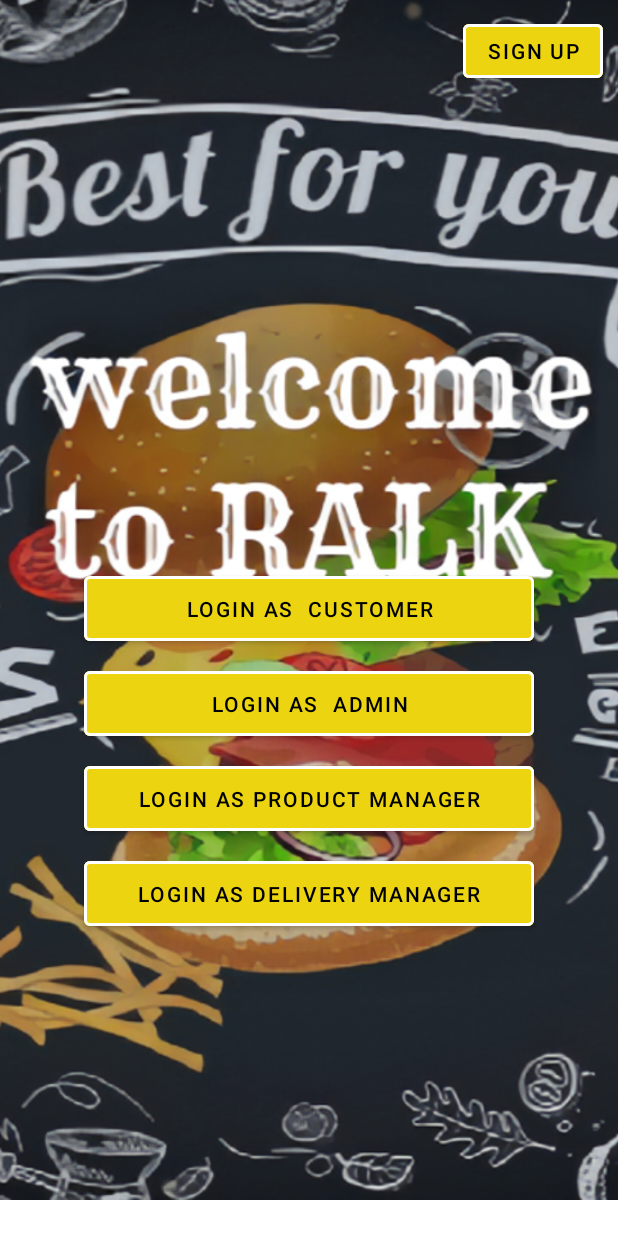
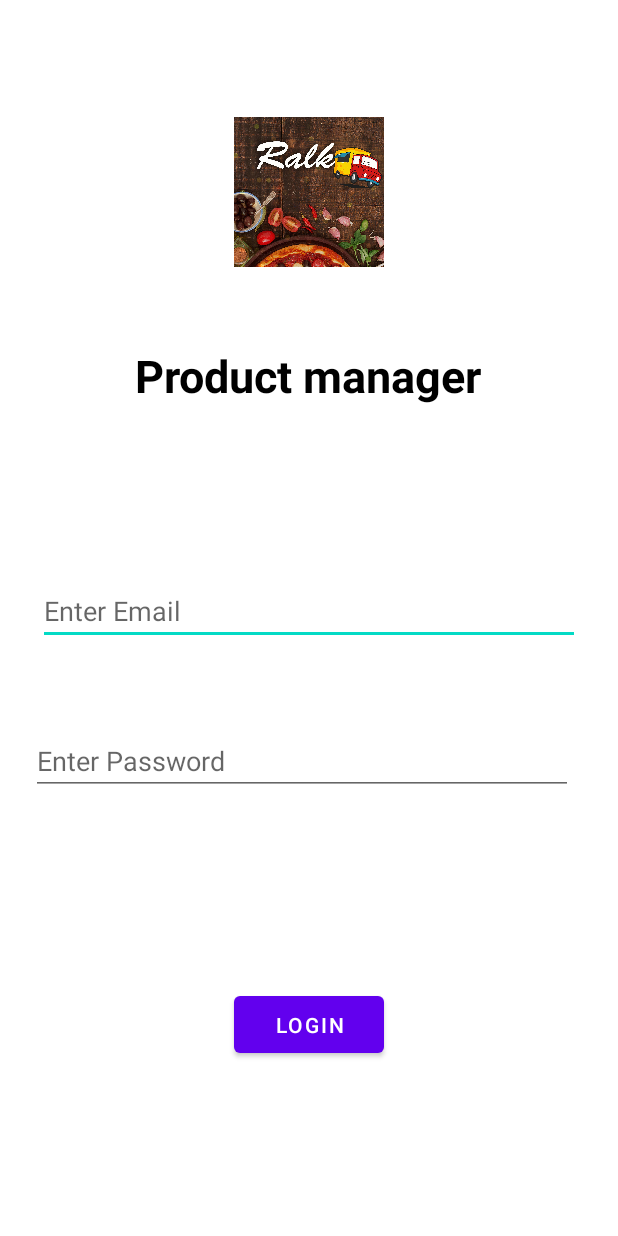
Before and after one commit to Lasitha64/RALK, an Android app: the screen it shows after launch (MainActivity before the commit, pm_second after it), after a tap on "LOGIN AS PRODUCT MANAGER", on a phone screen of 412 x 824 dp. Run offline under Robolectric (Android 15) with nearby library versions, the phone set to English and light mode, and no system bars.

Commit message:
pm3 is done

```diff
--- a/app/src/main/java/com/example/ralk/MainActivity.java
+++ b/app/src/main/java/com/example/ralk/MainActivity.java
@@ -39,18 +39,18 @@ public class MainActivity extends AppCompatActivity {
             }
         });
 
-        logpm.setOnClickListener(new View.OnClickListener() {
-            @Override
-            public void onClick(View v) {
-                startActivity(new Intent(MainActivity.this, activity_product_manager_main_page.class));
-            }
-        });
-
         signup.setOnClickListener(new View.OnClickListener() {
             @Override
             public void onClick(View v) {
                 startActivity(new Intent(MainActivity.this, activity_customer_signup.class));
             }
         });
+
+        logpm.setOnClickListener(new View.OnClickListener() {
+            @Override
+            public void onClick(View v) {
+                startActivity(new Intent(MainActivity.this, pm_second.class));
+            }
+        });
     }
 }
--- /dev/null
+++ b/app/src/main/java/com/example/ralk/pm_second.java
@@ -0,0 +1,28 @@
+package com.example.ralk;
+
+import android.content.Intent;
+import android.os.Bundle;
+import android.view.View;
+import android.widget.Button;
+
+import androidx.appcompat.app.AppCompatActivity;
+
+public class pm_second extends AppCompatActivity {
+
+    @Override
+    protected void onCreate(Bundle savedInstanceState) {
+        Button login;
+
+        super.onCreate(savedInstanceState);
+        setContentView(R.layout.activity_pm_second);
+
+        login = findViewById(R.id.button);
+
+        login.setOnClickListener(new View.OnClickListener() {
+            @Override
+            public void onClick(View v) {
+                startActivity(new Intent(pm_second.this, PmThree.class));
+            }
+        });
+    }
+}
--- a/app/src/main/res/drawable/add_new_image.xml
+++ /dev/null
@@ -1,4 +0,0 @@
-<?xml version="1.0" encoding="utf-8"?>
-<selector xmlns:android="http://schemas.android.com/apk/res/android">
-
-</selector>
--- /dev/null
+++ b/app/src/main/res/layout/activity_pm_second.xml
@@ -0,0 +1,83 @@
+<?xml version="1.0" encoding="utf-8"?>
+<androidx.constraintlayout.widget.ConstraintLayout xmlns:android="http://schemas.android.com/apk/res/android"
+xmlns:app="http://schemas.android.com/apk/res-auto"
+xmlns:tools="http://schemas.android.com/tools"
+android:layout_width="match_parent"
+android:layout_height="match_parent"
+tools:context=".pm_second">
+
+    <TextView
+        android:id="@+id/textView"
+        android:layout_width="300dp"
+        android:layout_height="100dp"
+        android:layout_marginStart="8dp"
+        android:layout_marginTop="80dp"
+        android:layout_marginEnd="8dp"
+        android:text="Product manager"
+        android:textAlignment="center"
+        android:textColor="@color/black"
+        android:textSize="30dp"
+        android:textStyle="bold"
+        app:layout_constraintBottom_toBottomOf="parent"
+        app:layout_constraintEnd_toEndOf="parent"
+        app:layout_constraintHorizontal_bias="0.494"
+        app:layout_constraintStart_toStartOf="parent"
+        app:layout_constraintTop_toTopOf="parent"
+        app:layout_constraintVertical_bias="0.233" />
+
+<EditText
+    android:id="@+id/editTextTextEmailAddress"
+    android:layout_width="361dp"
+    android:layout_height="40dp"
+    android:layout_marginStart="20dp"
+    android:layout_marginTop="60dp"
+    android:layout_marginEnd="20dp"
+    android:ems="10"
+    android:hint="Enter Email"
+    android:inputType="textEmailAddress"
+    app:layout_constraintEnd_toEndOf="parent"
+    app:layout_constraintStart_toStartOf="parent"
+    app:layout_constraintTop_toBottomOf="@+id/textView" />
+
+<EditText
+    android:id="@+id/editTextTextPassword"
+    android:layout_width="361dp"
+    android:layout_height="40dp"
+    android:layout_marginStart="20dp"
+    android:layout_marginTop="60dp"
+    android:layout_marginEnd="30dp"
+    android:ems="10"
+    android:hint="Enter Password"
+    android:inputType="textPassword"
+    app:layout_constraintEnd_toEndOf="parent"
+    app:layout_constraintStart_toStartOf="parent"
+    app:layout_constraintTop_toBottomOf="@+id/editTextTextEmailAddress" />
+
+<Button
+    android:id="@+id/button"
+    android:layout_width="100dp"
+    android:layout_height="50dp"
+    android:layout_marginStart="155dp"
+    android:layout_marginTop="92dp"
+    android:layout_marginEnd="156dp"
+    android:layout_marginBottom="80dp"
+    android:text="LOGIN"
+    app:layout_constraintBottom_toBottomOf="parent"
+    app:layout_constraintEnd_toEndOf="parent"
+    app:layout_constraintStart_toStartOf="parent"
+    app:layout_constraintTop_toBottomOf="@+id/editTextTextPassword" />
+
+<ImageView
+    android:id="@+id/imageView"
+    android:layout_width="100dp"
+    android:layout_height="100dp"
+    android:layout_marginStart="155dp"
+    android:layout_marginTop="67dp"
+    android:layout_marginEnd="156dp"
+    android:layout_marginBottom="41dp"
+    app:layout_constraintBottom_toTopOf="@+id/textView"
+    app:layout_constraintEnd_toEndOf="parent"
+    app:layout_constraintStart_toStartOf="parent"
+    app:layout_constraintTop_toTopOf="parent"
+    app:srcCompat="@drawable/ralklogo" />
+</androidx.constraintlayout.widget.ConstraintLayout>
--- a/app/src/main/res/values-land/dimens.xml
+++ b/app/src/main/res/values-land/dimens.xml
@@ -1,3 +1,4 @@
 <resources>
-        <dimen name="fab_margin">48dp</dimen>
-    </resources>
+    <dimen name="fab_margin">48dp</dimen>
+    <dimen name="text_margin">48dp</dimen>
+</resources>
--- a/app/src/main/res/values-w1240dp/dimens.xml
+++ b/app/src/main/res/values-w1240dp/dimens.xml
@@ -1,3 +1,3 @@
 <resources>
-        <dimen name="fab_margin">200dp</dimen>
-    </resources>
+    <dimen name="fab_margin">200dp</dimen>
+</resources>
--- a/app/src/main/res/values-w600dp/dimens.xml
+++ b/app/src/main/res/values-w600dp/dimens.xml
@@ -1,3 +1,4 @@
 <resources>
-        <dimen name="fab_margin">48dp</dimen>
-    </resources>
+    <dimen name="fab_margin">48dp</dimen>
+    <dimen name="text_margin">48dp</dimen>
+</resources>
--- a/app/src/main/res/values/dimens.xml
+++ b/app/src/main/res/values/dimens.xml
@@ -5,4 +5,6 @@
     <dimen name="nav_header_vertical_spacing">8dp</dimen>
     <dimen name="nav_header_height">176dp</dimen>
     <dimen name="fab_margin">16dp</dimen>
+    <dimen name="app_bar_height">180dp</dimen>
+    <dimen name="text_margin">16dp</dimen>
 </resources>
--- a/app/src/main/res/values/themes.xml
+++ b/app/src/main/res/values/themes.xml
@@ -13,10 +13,13 @@
         <item name="android:statusBarColor" tools:targetApi="l">?attr/colorPrimaryVariant</item>
         <!-- Customize your theme here. -->
     </style>
+
     <style name="Theme.RALK.NoActionBar">
         <item name="windowActionBar">false</item>
         <item name="windowNoTitle">true</item>
     </style>
+
     <style name="Theme.RALK.AppBarOverlay" parent="ThemeOverlay.AppCompat.Dark.ActionBar" />
+
     <style name="Theme.RALK.PopupOverlay" parent="ThemeOverlay.AppCompat.Light" />
 </resources>
```
Also changed, not shown: app/src/main/AndroidManifest.xml (+9 -4 lines), app/src/main/java/com/example/ralk/PmThree.java (added, +14 -0 lines), app/src/main/res/layout-w1240dp/content_scrolling.xml (added, +18 -0 lines), app/src/main/res/layout-w936dp/content_scrolling.xml (added, +24 -0 lines), app/src/main/res/layout/activity_pm_three.xml (added, +141 -0 lines), app/src/main/res/layout/content_scrolling.xml (added, +17 -0 lines), app/src/main/res/menu/menu_pm_three.xml (added, +10 -0 lines), app/src/main/res/values/strings.xml (+90 -0 lines), app/src/main/res/drawable/add_new_image.PNG (added).
